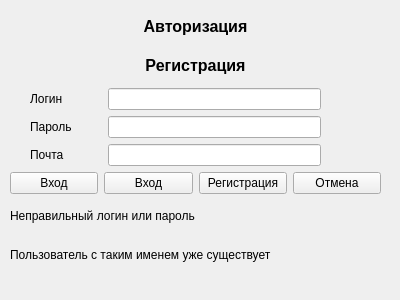
Old version of the form client/authform.ui in the repository mateykaa/5th.
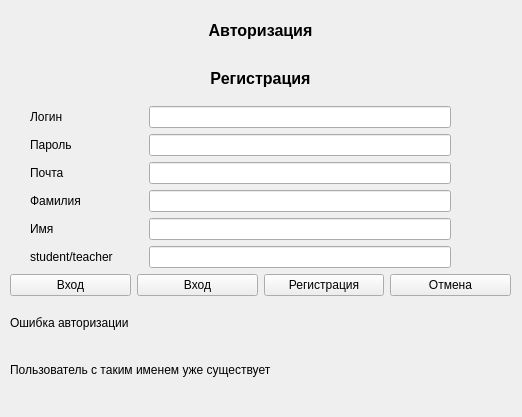
New version of the form.

```diff
--- a/client/authform.ui
+++ b/client/authform.ui
@@ -6,8 +6,8 @@
    <rect>
     <x>0</x>
     <y>0</y>
-    <width>400</width>
-    <height>300</height>
+    <width>522</width>
+    <height>417</height>
    </rect>
   </property>
   <property name="windowTitle">
@@ -18,8 +18,8 @@
     <rect>
      <x>10</x>
      <y>10</y>
-     <width>371</width>
-     <height>281</height>
+     <width>501</width>
+     <height>401</height>
     </rect>
    </property>
    <layout class="QVBoxLayout" name="verticalLayout" stretch="0,0,30,10,0,0">
@@ -71,10 +71,31 @@
           </property>
          </widget>
         </item>
+        <item>
+         <widget class="QLabel" name="surname_label">
+          <property name="text">
+           <string>Фамилия</string>
+          </property>
+         </widget>
+        </item>
+        <item>
+         <widget class="QLabel" name="name_label">
+          <property name="text">
+           <string>Имя</string>
+          </property>
+         </widget>
+        </item>
+        <item>
+         <widget class="QLabel" name="check_label">
+          <property name="text">
+           <string>student/teacher</string>
+          </property>
+         </widget>
+        </item>
        </layout>
       </item>
       <item>
-       <layout class="QVBoxLayout" name="lines_verticalLayout" stretch="0,0,0">
+       <layout class="QVBoxLayout" name="lines_verticalLayout" stretch="0,0,0,0,0,0">
         <property name="leftMargin">
          <number>30</number>
         </property>
@@ -90,6 +111,15 @@
         <item>
          <widget class="QLineEdit" name="email_lineEdit"/>
         </item>
+        <item>
+         <widget class="QLineEdit" name="surname_lineEdit"/>
+        </item>
+        <item>
+         <widget class="QLineEdit" name="name_lineEdit"/>
+        </item>
+        <item>
+         <widget class="QLineEdit" name="check_lineEdit"/>
+        </item>
        </layout>
       </item>
      </layout>
@@ -129,7 +159,7 @@
     <item>
      <widget class="QLabel" name="error_label">
       <property name="text">
-       <string>Неправильный логин или пароль</string>
+       <string>Ошибка авторизации</string>
       </property>
      </widget>
     </item>
```
